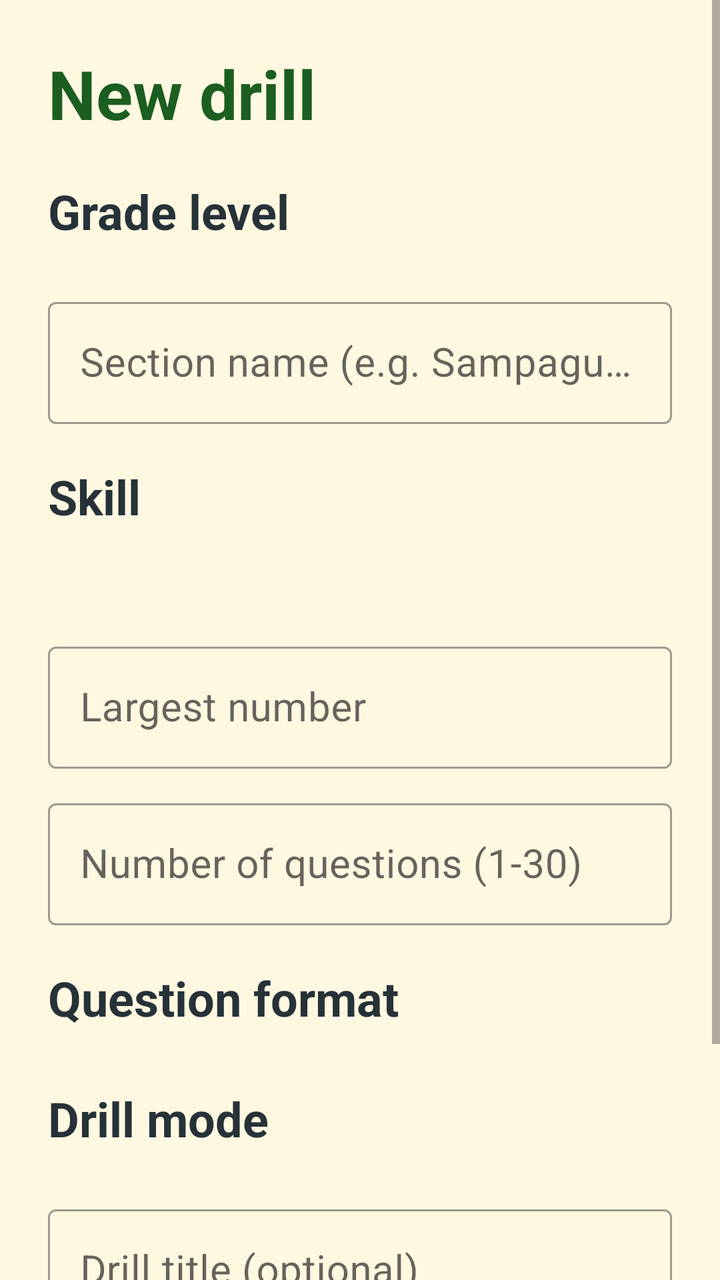
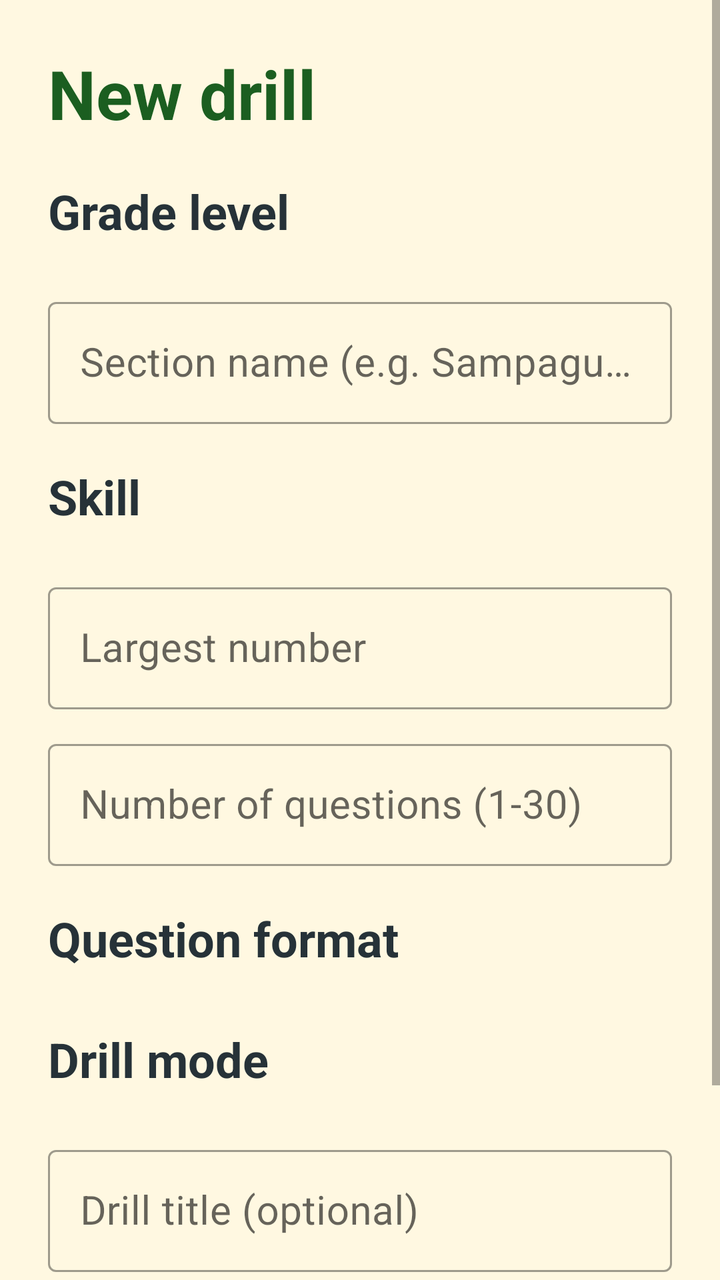

An Android layout rendered at two revisions. The XML below is the earlier revision; the diff shows what the commit changed to produce the second picture.
<!-- AndroidManifest.xml: application theme Theme.MathWhiz -->
<!-- res/layout/activity_create_drill.xml -->
<?xml version="1.0" encoding="utf-8"?>
<ScrollView xmlns:android="http://schemas.android.com/apk/res/android"
    android:layout_width="match_parent"
    android:layout_height="match_parent"
    android:fillViewport="true">

    <LinearLayout
        android:layout_width="match_parent"
        android:layout_height="wrap_content"
        android:orientation="vertical"
        android:padding="24dp">

        <TextView
            style="@style/Text.Title"
            android:layout_width="wrap_content"
            android:layout_height="wrap_content"
            android:text="@string/new_drill" />

        <TextView
            style="@style/Text.Heading"
            android:layout_width="wrap_content"
            android:layout_height="wrap_content"
            android:text="@string/grade" />

        <Spinner
            android:id="@+id/spGrade"
            android:layout_width="match_parent"
            android:layout_height="wrap_content"
            android:background="@drawable/bg_card" />

        <com.google.android.material.textfield.TextInputLayout
            style="@style/Widget.MaterialComponents.TextInputLayout.OutlinedBox"
            android:layout_width="match_parent"
            android:layout_height="wrap_content"
            android:layout_marginTop="16dp"
            android:hint="@string/section_hint">

            <com.google.android.material.textfield.TextInputEditText
                android:id="@+id/etSection"
                android:layout_width="match_parent"
                android:layout_height="wrap_content"
                android:inputType="textCapWords"
                android:textSize="20sp" />
        </com.google.android.material.textfield.TextInputLayout>

        <TextView
            style="@style/Text.Heading"
            android:layout_width="wrap_content"
            android:layout_height="wrap_content"
            android:text="@string/skill" />

        <Spinner
            android:id="@+id/spSkill"
            android:layout_width="match_parent"
            android:layout_height="wrap_content"
            android:background="@drawable/bg_card" />

        <TextView
            android:id="@+id/tvSkillInfo"
            style="@style/Text.Body"
            android:layout_width="match_parent"
            android:layout_height="wrap_content"
            android:layout_marginTop="8dp"
            android:textSize="16sp" />

        <com.google.android.material.textfield.TextInputLayout
            style="@style/Widget.MaterialComponents.TextInputLayout.OutlinedBox"
            android:layout_width="match_parent"
            android:layout_height="wrap_content"
            android:layout_marginTop="16dp"
            android:hint="@string/max_number">

            <com.google.android.material.textfield.TextInputEditText
                android:id="@+id/etMax"
                android:layout_width="match_parent"
                android:layout_height="wrap_content"
                android:inputType="number"
                android:textSize="20sp" />
        </com.google.android.material.textfield.TextInputLayout>

        <com.google.android.material.textfield.TextInputLayout
            style="@style/Widget.MaterialComponents.TextInputLayout.OutlinedBox"
            android:layout_width="match_parent"
            android:layout_height="wrap_content"
            android:layout_marginTop="12dp"
            android:hint="@string/question_count">

            <com.google.android.material.textfield.TextInputEditText
                android:id="@+id/etCount"
                android:layout_width="match_parent"
                android:layout_height="wrap_content"
                android:inputType="number"
                android:textSize="20sp" />
        </com.google.android.material.textfield.TextInputLayout>

        <TextView
            style="@style/Text.Heading"
            android:layout_width="wrap_content"
            android:layout_height="wrap_content"
            android:text="@string/format" />

        <Spinner
            android:id="@+id/spFormat"
            android:layout_width="match_parent"
            android:layout_height="wrap_content"
            android:background="@drawable/bg_card" />

        <TextView
            style="@style/Text.Heading"
            android:layout_width="wrap_content"
            android:layout_height="wrap_content"
            android:text="@string/mode" />

        <Spinner
            android:id="@+id/spMode"
            android:layout_width="match_parent"
            android:layout_height="wrap_content"
            android:background="@drawable/bg_card" />

        <LinearLayout
            android:id="@+id/timeRow"
            android:layout_width="match_parent"
            android:layout_height="wrap_content"
            android:orientation="vertical"
            android:visibility="gone">

            <com.google.android.material.textfield.TextInputLayout
                style="@style/Widget.MaterialComponents.TextInputLayout.OutlinedBox"
                android:layout_width="match_parent"
                android:layout_height="wrap_content"
                android:layout_marginTop="12dp"
                android:hint="@string/time_limit">

                <com.google.android.material.textfield.TextInputEditText
                    android:id="@+id/etTime"
                    android:layout_width="match_parent"
                    android:layout_height="wrap_content"
                    android:inputType="number"
                    android:textSize="20sp" />
            </com.google.android.material.textfield.TextInputLayout>
        </LinearLayout>

        <com.google.android.material.textfield.TextInputLayout
            style="@style/Widget.MaterialComponents.TextInputLayout.OutlinedBox"
            android:layout_width="match_parent"
            android:layout_height="wrap_content"
            android:layout_marginTop="16dp"
            android:hint="@string/drill_title_hint">

            <com.google.android.material.textfield.TextInputEditText
                android:id="@+id/etTitle"
                android:layout_width="match_parent"
                android:layout_height="wrap_content"
                android:inputType="textCapSentences"
                android:textSize="20sp" />
        </com.google.android.material.textfield.TextInputLayout>

        <TextView
            android:id="@+id/tvError"
            style="@style/Text.Error"
            android:layout_width="match_parent"
            android:layout_height="wrap_content"
            android:layout_marginTop="8dp"
            android:visibility="gone" />

        <ProgressBar
            android:id="@+id/progress"
            android:layout_width="wrap_content"
            android:layout_height="wrap_content"
            android:layout_gravity="center_horizontal"
            android:layout_marginTop="8dp"
            android:visibility="gone" />

        <Button
            android:id="@+id/btnSave"
            style="@style/Widget.MathWhiz.Button.Green"
            android:layout_width="match_parent"
            android:layout_height="wrap_content"
            android:layout_marginTop="20dp"
            android:text="@string/save_start" />
    </LinearLayout>
</ScrollView>
<!-- resources referenced by this layout -->
<resources>
  <!-- drawable bg_card (drawable) -->
  <shape xmlns:android="http://schemas.android.com/apk/res/android" android:shape="rectangle">
      <solid android:color="@color/mw_card" />
      <corners android:radius="20dp" />
      <stroke android:width="2dp" android:color="#FFE0B2" />
  </shape>
  <string name="drill_title_hint">Drill title (optional)</string>
  <string name="format">Question format</string>
  <string name="grade">Grade level</string>
  <string name="max_number">Largest number</string>
  <string name="mode">Drill mode</string>
  <string name="new_drill">New drill</string>
  <string name="question_count">Number of questions (1-30)</string>
  <string name="save_start">Save and start class mode</string>
  <string name="section_hint">Section name (e.g. Sampaguita)</string>
  <string name="skill">Skill</string>
  <string name="time_limit">Seconds per question (5-120)</string>
  <style name="Text.Body">
          <item name="android:textSize">18sp</item>
          <item name="android:textColor">@color/mw_ink</item>
      </style>
  <style name="Text.Error">
          <item name="android:textSize">16sp</item>
          <item name="android:textColor">@color/mw_red</item>
      </style>
  <style name="Text.Heading">
          <item name="android:textSize">24sp</item>
          <item name="android:textStyle">bold</item>
          <item name="android:textColor">@color/mw_ink</item>
          <item name="android:layout_marginTop">20dp</item>
          <item name="android:layout_marginBottom">8dp</item>
      </style>
  <style name="Text.Title">
          <item name="android:textSize">34sp</item>
          <item name="android:textStyle">bold</item>
          <item name="android:textColor">@color/mw_green_dark</item>
      </style>
  <style name="Widget.MathWhiz.Button.Green"><item name="backgroundTint">@color/mw_green</item></style>
  <style name="Theme.MathWhiz" parent="Theme.MaterialComponents.Light.NoActionBar">
          <item name="colorPrimary">@color/mw_green</item>
          <item name="colorPrimaryVariant">@color/mw_green_dark</item>
          <item name="colorOnPrimary">@color/mw_white</item>
          <item name="colorSecondary">@color/mw_orange</item>
          <item name="colorOnSecondary">@color/mw_white</item>
          <item name="android:windowBackground">@color/mw_cream</item>
          <item name="android:statusBarColor">@color/mw_green_dark</item>
          <item name="android:textColor">@color/mw_ink</item>
      </style>
  <color name="mw_card">#FFFFFF</color>
  <color name="mw_ink">#263238</color>
  <color name="mw_red">#C62828</color>
  <color name="mw_green_dark">#1B5E20</color>
  <color name="mw_green">#2E7D32</color>
  <color name="mw_white">#FFFFFF</color>
  <color name="mw_orange">#EF6C00</color>
  <color name="mw_cream">#FFF8E1</color>
</resources>

<!-- the commit's change to res/layout/activity_create_drill.xml (unified diff, before → after) -->
@@ -11,6 +11,7 @@
         android:padding="24dp">
 
         <TextView
+            android:id="@+id/tvCreateTitle"
             style="@style/Text.Title"
             android:layout_width="wrap_content"
             android:layout_height="wrap_content"
@@ -54,14 +55,6 @@
             android:layout_width="match_parent"
             android:layout_height="wrap_content"
             android:background="@drawable/bg_card" />
-
-        <TextView
-            android:id="@+id/tvSkillInfo"
-            style="@style/Text.Body"
-            android:layout_width="match_parent"
-            android:layout_height="wrap_content"
-            android:layout_marginTop="8dp"
-            android:textSize="16sp" />
 
         <com.google.android.material.textfield.TextInputLayout
             style="@style/Widget.MaterialComponents.TextInputLayout.OutlinedBox"
<!-- resource entries referenced after the edit -->
@@ -17,10 +17,6 @@
   <string name="section_hint">Section name (e.g. Sampaguita)</string>
   <string name="skill">Skill</string>
   <string name="time_limit">Seconds per question (5-120)</string>
-  <style name="Text.Body">
-          <item name="android:textSize">18sp</item>
-          <item name="android:textColor">@color/mw_ink</item>
-      </style>
   <style name="Text.Error">
           <item name="android:textSize">16sp</item>
           <item name="android:textColor">@color/mw_red</item>
